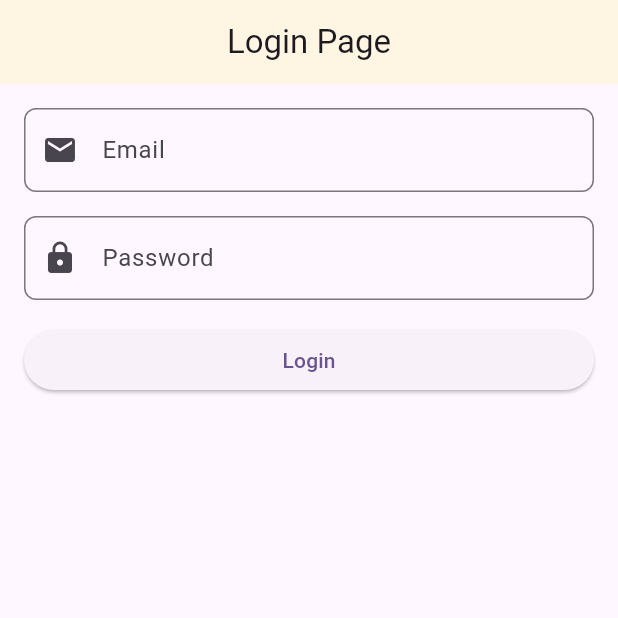
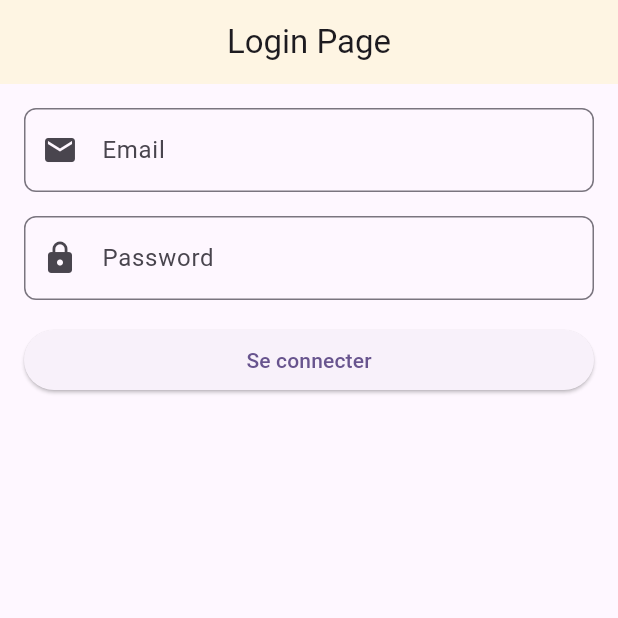
Before and after one commit to borisADN/signing-and-signup-with-google--flutter-introducing-firebase, a Flutter app: the screen it shows after launch, on a phone screen of 412 x 824 dp, the top half of it. Run offline on Flutter 3.47's test engine with Material 3 defaults, Android fonts, the phone set to English and light mode, and no system bars; our stand-ins replace firebase_auth, firebase_core; accounts and stored records are empty.

```diff
--- a/lib/pages/login_page.dart
+++ b/lib/pages/login_page.dart
@@ -93,7 +93,7 @@ class _LoginPageState extends State<LoginPage> {
                             }
                           },
                     child:
-                        isLoading ? CircularProgressIndicator() : Text('Login'),
+                        isLoading ? CircularProgressIndicator() : Text('Se connecter'),
                   ))
             ])),
       ),
```
